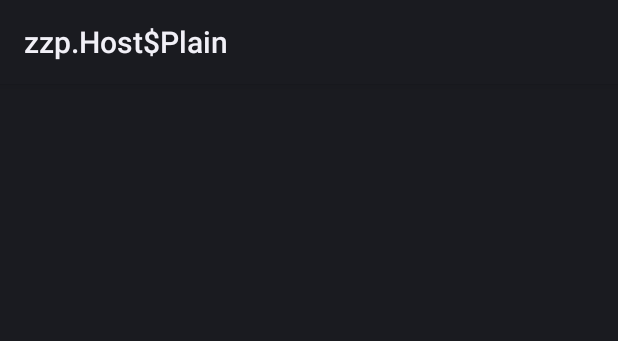
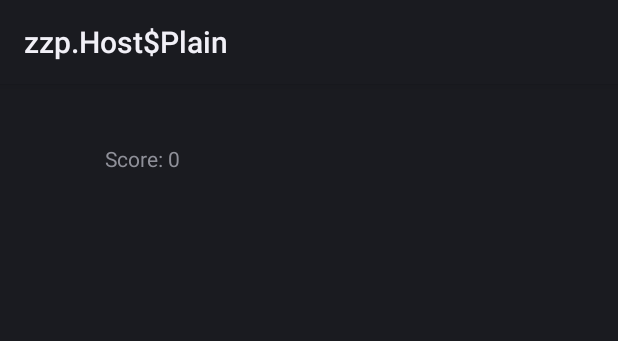
Before and after one commit to hanrach/bcgamejam2018, an Android app: the layout activity_mathquiz.xml on its own in the app's theme, with its tools: preview values and no code run, on a phone screen of 412 x 824 dp. Shown: the top 341 px of the screen. Run offline under Robolectric (Android 15) with nearby library versions, the light colour scheme and no system bars.

Commit message:
Added score and multiple questions in a row

```diff
--- a/BCGameJam2018Resolution/feature/src/main/res/layout/activity_mathquiz.xml
+++ b/BCGameJam2018Resolution/feature/src/main/res/layout/activity_mathquiz.xml
@@ -122,4 +122,28 @@
         app:layout_constraintHorizontal_bias="0.435"
         app:layout_constraintStart_toEndOf="@+id/mathresponse5" />
 
+    <TextView
+        android:id="@+id/scorecounter"
+        android:layout_width="126dp"
+        android:layout_height="28dp"
+        android:layout_marginStart="32dp"
+        android:layout_marginTop="36dp"
+        android:gravity="center"
+        android:text="Score: 0"
+        app:layout_constraintStart_toStartOf="parent"
+        app:layout_constraintTop_toTopOf="parent" />
+
+    <TextView
+        android:id="@+id/confirmation"
+        android:layout_width="124dp"
+        android:layout_height="23dp"
+        android:layout_marginEnd="32dp"
+        android:layout_marginStart="32dp"
+        android:layout_marginTop="32dp"
+        android:gravity="center"
+        android:text=""
+        app:layout_constraintEnd_toEndOf="parent"
+        app:layout_constraintStart_toEndOf="@+id/title"
+        app:layout_constraintTop_toTopOf="parent" />
+
 </android.support.constraint.ConstraintLayout>
```
Also changed, not shown: BCGameJam2018Resolution/feature/src/main/java/com/bcgamejam2018/resolution/bcgamejam2018resolution/feature/mathquiz.java (+33 -10 lines).
